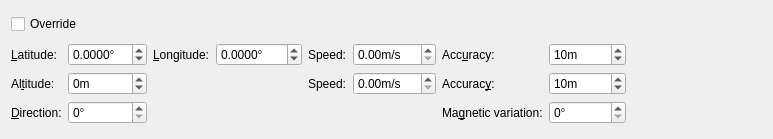
Old version of the form plugins/positioning/positioningwidget.ui in the repository KDAB/GammaRay.
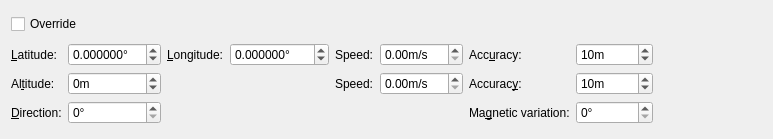
New version of the form.

The edit to the form file:
```diff
--- a/plugins/positioning/positioningwidget.ui
+++ b/plugins/positioning/positioningwidget.ui
@@ -115,7 +115,7 @@
         <string>°</string>
        </property>
        <property name="decimals">
-        <number>4</number>
+        <number>6</number>
        </property>
        <property name="minimum">
         <double>-90.000000000000000</double>
@@ -223,7 +223,7 @@
         <string>°</string>
        </property>
        <property name="decimals">
-        <number>4</number>
+        <number>6</number>
        </property>
        <property name="minimum">
         <double>-180.000000000000000</double>
```
Left out of the diff: 3 changed lines with no effect on the pictures.
